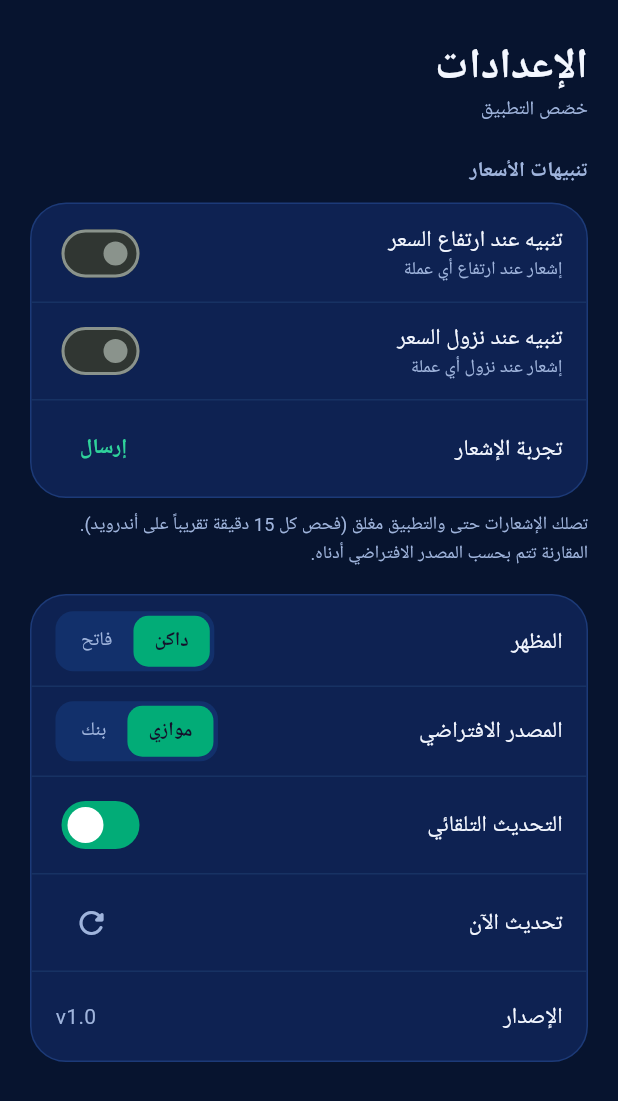
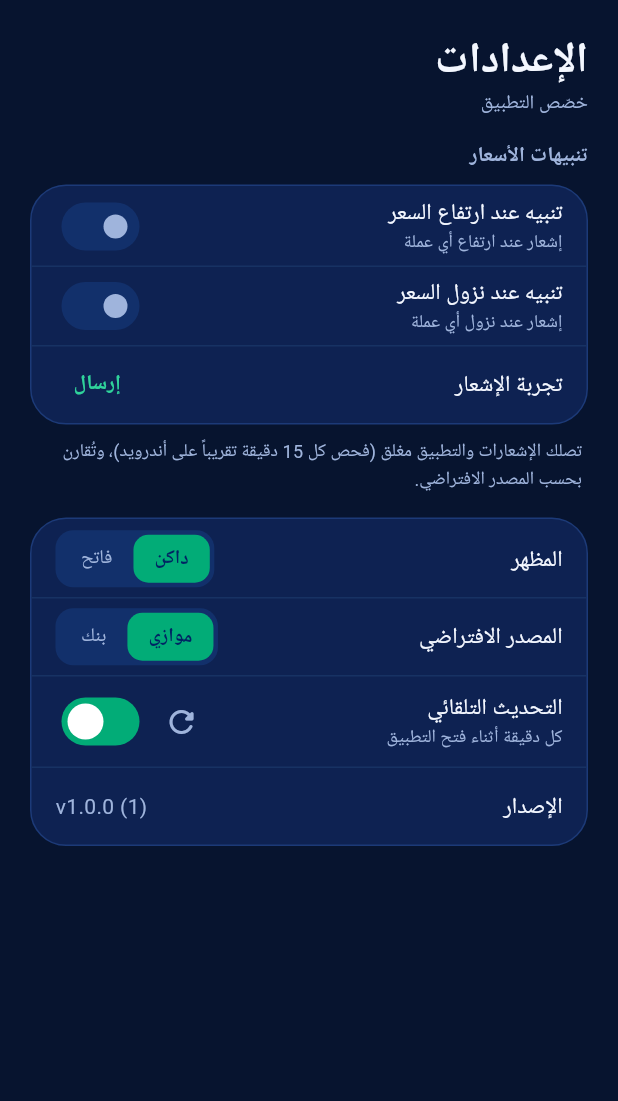
Before and after one commit to mohdnoaman2011-lgtm/Exchange-Rates, a Flutter app: the SettingsScreen widget shown alone on an empty page, opened directly with empty values, on a phone screen of 412 x 824 dp. Shown: the top 1101 px of the screen. Run offline on Flutter 3.47's test engine with Material 3 defaults, Android fonts, the light colour scheme and no system bars; our stand-ins replace flutter_local_notifications, google_fonts, package_info_plus, shared_preferences; missing offline and left inert: workmanager; accounts and stored records are empty; network calls fail.

Commit message:
Update settings_screen.dart

```diff
--- a/lib/screens/settings_screen.dart
+++ b/lib/screens/settings_screen.dart
@@ -4,6 +4,7 @@ import '../models.dart';
 import '../notifications.dart';
 import '../theme.dart';
 import '../widgets.dart';
+import 'settings_parts.dart';
 
 class SettingsScreen extends StatelessWidget {
   final AppState state;
@@ -14,67 +15,30 @@ class SettingsScreen extends StatelessWidget {
         listenable: state,
         builder: (context, _) {
           final p = Pal.of(context);
-          Widget row(String label, Widget trailing, {bool first = false, String? sub}) => Container(
-                constraints: const BoxConstraints(minHeight: 60),
-                padding: const EdgeInsets.symmetric(horizontal: 16, vertical: 8),
-                decoration: BoxDecoration(
-                  border: Border(top: BorderSide(color: first ? Colors.transparent : p.divider)),
-                ),
-                child: Row(children: [
-                  Expanded(
-                    child: Column(crossAxisAlignment: CrossAxisAlignment.start, children: [
-                      Text(label, style: const TextStyle(fontSize: 15, fontWeight: FontWeight.w500)),
-                      if (sub != null) Text(sub, style: TextStyle(fontSize: 12, color: p.muted)),
-                    ]),
-                  ),
-                  trailing,
-                ]),
-              );
-          Widget seg<T>(T value, List<(T, String)> items, ValueChanged<T> on) => Container(
-                padding: const EdgeInsets.all(3),
-                decoration: BoxDecoration(color: p.tile, borderRadius: BorderRadius.circular(12)),
-                child: Row(mainAxisSize: MainAxisSize.min, children: [
-                  for (final (v, l) in items)
-                    InkWell(
-                      onTap: () => on(v),
-                      borderRadius: BorderRadius.circular(10),
-                      child: Container(
-                        height: 34,
-                        padding: const EdgeInsets.symmetric(horizontal: 14),
-                        alignment: Alignment.center,
-                        decoration: BoxDecoration(
-                          color: v == value ? Pal.coral : Colors.transparent,
-                          borderRadius: BorderRadius.circular(10),
-                        ),
-                        child: Text(l,
-                            style: TextStyle(
-                              fontSize: 13,
-                              fontWeight: v == value ? FontWeight.w700 : FontWeight.w500,
-                              color: v == value ? const Color(0xFF14102B) : p.muted,
-                            )),
-                      ),
-                    ),
-                ]),
-              );
-          Widget sw(bool v, ValueChanged<bool> on) =>
-              Switch(value: v, onChanged: on, activeColor: Colors.white, activeTrackColor: Pal.coral);
+          // padding.bottom يشمل أصلاً ارتفاع شريط التنقل (extendBody)
+          final bottom = MediaQuery.of(context).padding.bottom + 12;
 
           return ListView(
-            padding: const EdgeInsets.fromLTRB(20, 24, 20, 120),
+            padding: EdgeInsets.fromLTRB(20, 20, 20, bottom),
             children: [
               const ScreenHeader(title: 'الإعدادات', subtitle: Text('خصّص التطبيق')),
-              const SizedBox(height: 22),
-              Text('تنبيهات الأسعار', style: TextStyle(fontSize: 14, fontWeight: FontWeight.w700, color: p.muted)),
-              const SizedBox(height: 10),
+              const SizedBox(height: 16),
+              Text('تنبيهات الأسعار',
+                  style: TextStyle(fontSize: 14, fontWeight: FontWeight.w700, color: p.muted)),
+              const SizedBox(height: 8),
               Panel(
                 child: Column(children: [
-                  row('تنبيه عند ارتفاع السعر', sw(state.notifyRise, state.setRise),
+                  SettingsRow('تنبيه عند ارتفاع السعر', AppSwitch(state.notifyRise, state.setRise),
                       first: true, sub: 'إشعار عند ارتفاع أي عملة'),
-                  row('تنبيه عند نزول السعر', sw(state.notifyFall, state.setFall),
+                  SettingsRow('تنبيه عند نزول السعر', AppSwitch(state.notifyFall, state.setFall),
                       sub: 'إشعار عند نزول أي عملة'),
-                  row(
+                  SettingsRow(
                     'تجربة الإشعار',
                     TextButton(
+                      style: TextButton.styleFrom(
+                        minimumSize: const Size(48, 36),
+                        tapTargetSize: MaterialTapTargetSize.shrinkWrap,
+                      ),
                       onPressed: () async {
                         await Notifier.requestPermission();
                         await Notifier.show('تجربة الإشعار', 'هكذا ستظهر تنبيهات الأسعار');
@@ -84,40 +48,55 @@ class SettingsScreen extends StatelessWidget {
                   ),
                 ]),
               ),
-              const SizedBox(height: 8),
-              Text(
-                'تصلك الإشعارات حتى والتطبيق مغلق (فحص كل 15 دقيقة تقريباً على أندرويد). '
-                'المقارنة تتم بحسب المصدر الافتراضي أدناه.',
-                style: TextStyle(fontSize: 12, height: 1.5, color: p.muted),
+              Padding(
+                padding: const EdgeInsets.fromLTRB(4, 8, 4, 0),
+                child: Text(
+                  'تصلك الإشعارات والتطبيق مغلق (فحص كل 15 دقيقة تقريباً على أندرويد)، وتُقارن بحسب المصدر الافتراضي.',
+                  style: TextStyle(fontSize: 12, height: 1.5, color: p.muted),
+                ),
               ),
-              const SizedBox(height: 18),
+              const SizedBox(height: 16),
               Panel(
                 child: Column(children: [
-                  row(
+                  SettingsRow(
                     'المظهر',
-                    seg<ThemeMode>(
-                      state.themeMode == ThemeMode.light ? ThemeMode.light : ThemeMode.dark,
-                      const [(ThemeMode.dark, 'داكن'), (ThemeMode.light, 'فاتح')],
-                      state.setTheme,
+                    SegControl<ThemeMode>(
+                      value: state.themeMode == ThemeMode.light ? ThemeMode.light : ThemeMode.dark,
+                      items: const [(ThemeMode.dark, 'داكن'), (ThemeMode.light, 'فاتح')],
+                      onChanged: state.setTheme,
                     ),
                     first: true,
                   ),
-                  row(
+                  SettingsRow(
                     'المصدر الافتراضي',
-                    seg<RateSource>(
-                      state.source,
-                      const [(RateSource.parallel, 'موازي'), (RateSource.bank, 'بنك')],
-                      state.setSource,
+                    SegControl<RateSource>(
+                      value: state.source,
+                      items: const [(RateSource.parallel, 'موازي'), (RateSource.bank, 'بنك')],
+                      onChanged: state.setSource,
                     ),
                   ),
-                  row('التحديث التلقائي', sw(state.autoRefresh, state.setAuto)),
-                  row(
-                    'تحديث الآن',
-                    state.loading
-                        ? const SizedBox(width: 22, height: 22, child: CircularProgressIndicator(strokeWidth: 2, color: Pal.coral))
-                        : IconButton(onPressed: state.refresh, icon: Icon(Icons.refresh_rounded, color: p.muted)),
+                  SettingsRow(
+                    'التحديث التلقائي',
+                    Row(mainAxisSize: MainAxisSize.min, children: [
+                      state.loading
+                          ? const Padding(
+                              padding: EdgeInsets.all(10),
+                              child: SizedBox(
+                                width: 20,
+                                height: 20,
+                                child: CircularProgressIndicator(strokeWidth: 2, color: Pal.accent),
+                              ),
+                            )
+                          : IconButton(
+                              tooltip: 'تحديث الآن',
+                              onPressed: state.refresh,
+                              icon: Icon(Icons.refresh_rounded, color: p.muted),
+                            ),
+                      AppSwitch(state.autoRefresh, state.setAuto),
+                    ]),
+                    sub: 'كل دقيقة أثناء فتح التطبيق',
                   ),
-                  row('الإصدار', Num('v1.0', style: TextStyle(fontSize: 14, color: p.muted))),
+                  const SettingsRow('الإصدار', VersionText()),
                 ]),
               ),
             ],
```
